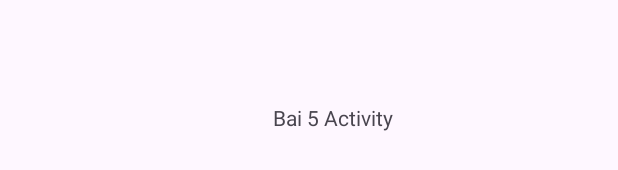
After one commit to quocan05/kma_apkcoban, an Android app: the layout activity_bai5.xml on its own in the app's theme, with its tools: preview values and no code run, on a phone screen of 412 x 824 dp. The commit adds this screen. Shown: the part 478-648 px from the top of the screen. Run offline under Robolectric (Android 15) with nearby library versions, the phone set to English and light mode, and no system bars.

Commit message:
ok bai 5

```diff
--- /dev/null
+++ b/app/src/main/res/layout/activity_bai5.xml
@@ -0,0 +1,23 @@
+<?xml version="1.0" encoding="utf-8"?>
+<androidx.constraintlayout.widget.ConstraintLayout xmlns:android="http://schemas.android.com/apk/res/android"
+    xmlns:app="http://schemas.android.com/apk/res-auto"
+    xmlns:tools="http://schemas.android.com/tools"
+    android:id="@+id/main"
+    android:layout_width="match_parent"
+    android:layout_height="match_parent"
+    tools:context=".bai5.Bai5Activity">
+
+    <TextView
+        android:id="@+id/textView"
+        android:layout_width="wrap_content"
+        android:layout_height="wrap_content"
+        android:layout_marginStart="181dp"
+        android:layout_marginTop="341dp"
+        android:layout_marginEnd="149dp"
+        android:layout_marginBottom="371dp"
+        android:text="Bai 5 Activity"
+        app:layout_constraintBottom_toBottomOf="parent"
+        app:layout_constraintEnd_toEndOf="parent"
+        app:layout_constraintStart_toStartOf="parent"
+        app:layout_constraintTop_toTopOf="parent" />
+</androidx.constraintlayout.widget.ConstraintLayout>
```
Also changed, not shown: app/src/main/AndroidManifest.xml (+10 -7 lines), app/src/main/java/com/example/kma_practice/Bai2.java (+147 -7 lines), app/src/main/java/com/example/kma_practice/bai5/Bai5Activity.java (added, +75 -0 lines), app/src/main/res/layout/activity_bai2.xml (+9 -25 lines).
